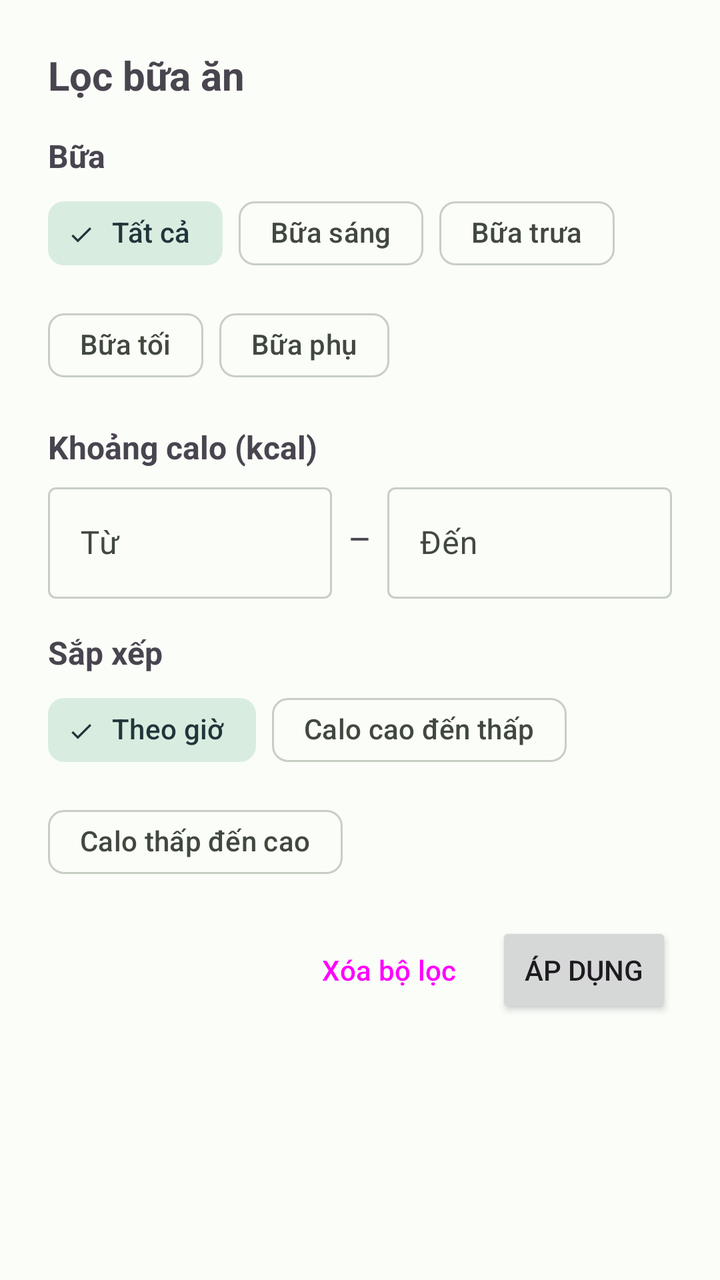
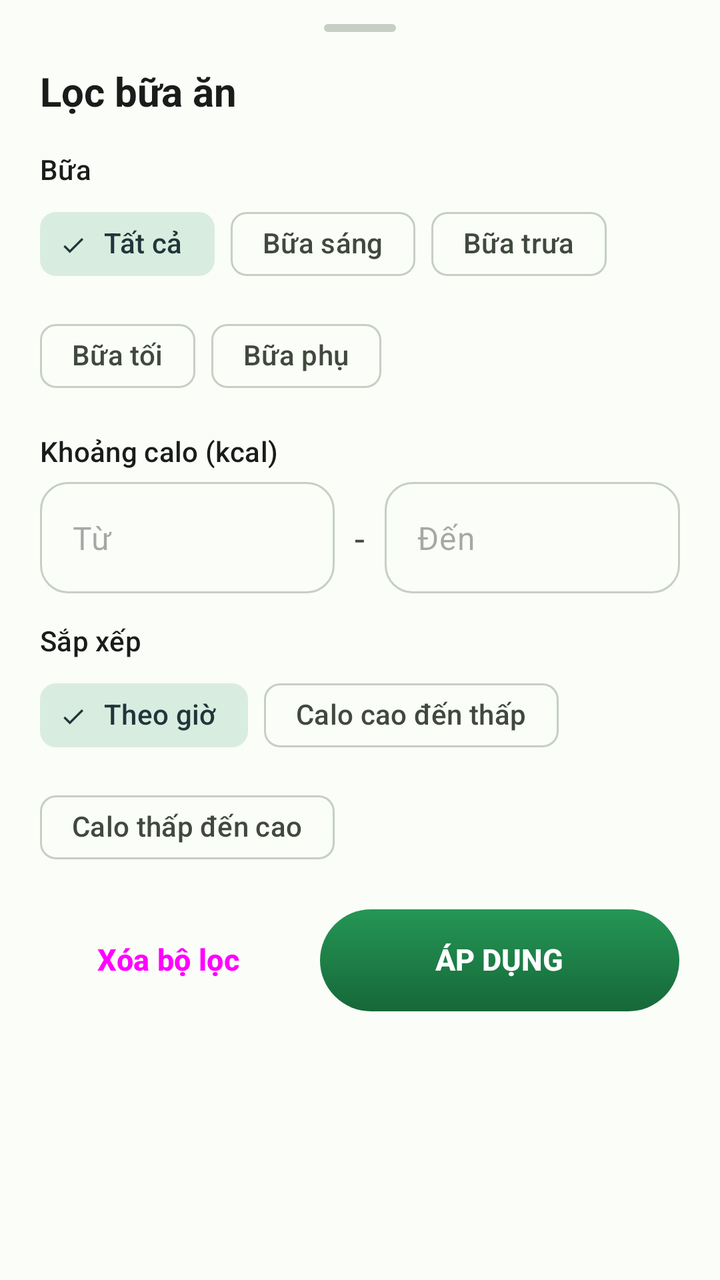

Screens rendered from an Android XML layout before and after an edit, with the pre-edit source and the edit as a unified diff.
<!-- AndroidManifest.xml: application theme Theme.CaloTrack -->
<!-- res/layout/dialog_filter_meals.xml -->
<?xml version="1.0" encoding="utf-8"?>
<androidx.core.widget.NestedScrollView xmlns:android="http://schemas.android.com/apk/res/android"
    xmlns:app="http://schemas.android.com/apk/res-auto"
    android:layout_width="match_parent"
    android:layout_height="wrap_content">

    <LinearLayout
        android:layout_width="match_parent"
        android:layout_height="wrap_content"
        android:orientation="vertical"
        android:padding="24dp">

        <TextView
            android:layout_width="wrap_content"
            android:layout_height="wrap_content"
            android:text="@string/filter_meals"
            android:textSize="20sp"
            android:textStyle="bold" />

        <TextView
            android:layout_width="wrap_content"
            android:layout_height="wrap_content"
            android:layout_marginTop="16dp"
            android:text="@string/filter_meal_type"
            android:textSize="16sp"
            android:textStyle="bold" />

        <com.google.android.material.chip.ChipGroup
            android:id="@+id/chip_meal_filter"
            android:layout_width="match_parent"
            android:layout_height="wrap_content"
            android:layout_marginTop="4dp"
            app:singleSelection="true">

            <com.google.android.material.chip.Chip
                android:id="@+id/chip_mf_all"
                style="@style/Widget.Material3.Chip.Filter"
                android:layout_width="wrap_content"
                android:layout_height="wrap_content"
                android:checkable="true"
                android:checked="true"
                android:text="@string/filter_all" />

            <com.google.android.material.chip.Chip
                android:id="@+id/chip_mf_breakfast"
                style="@style/Widget.Material3.Chip.Filter"
                android:layout_width="wrap_content"
                android:layout_height="wrap_content"
                android:checkable="true"
                android:text="@string/meal_breakfast" />

            <com.google.android.material.chip.Chip
                android:id="@+id/chip_mf_lunch"
                style="@style/Widget.Material3.Chip.Filter"
                android:layout_width="wrap_content"
                android:layout_height="wrap_content"
                android:checkable="true"
                android:text="@string/meal_lunch" />

            <com.google.android.material.chip.Chip
                android:id="@+id/chip_mf_dinner"
                style="@style/Widget.Material3.Chip.Filter"
                android:layout_width="wrap_content"
                android:layout_height="wrap_content"
                android:checkable="true"
                android:text="@string/meal_dinner" />

            <com.google.android.material.chip.Chip
                android:id="@+id/chip_mf_snack"
                style="@style/Widget.Material3.Chip.Filter"
                android:layout_width="wrap_content"
                android:layout_height="wrap_content"
                android:checkable="true"
                android:text="@string/meal_snack" />
        </com.google.android.material.chip.ChipGroup>

        <TextView
            android:layout_width="wrap_content"
            android:layout_height="wrap_content"
            android:layout_marginTop="16dp"
            android:text="@string/filter_kcal_range"
            android:textSize="16sp"
            android:textStyle="bold" />

        <LinearLayout
            android:layout_width="match_parent"
            android:layout_height="wrap_content"
            android:layout_marginTop="4dp"
            android:gravity="center_vertical"
            android:orientation="horizontal">

            <com.google.android.material.textfield.TextInputLayout
                android:id="@+id/til_kcal_min"
                android:layout_width="0dp"
                android:layout_height="wrap_content"
                android:layout_weight="1"
                android:hint="@string/kcal_from">

                <com.google.android.material.textfield.TextInputEditText
                    android:id="@+id/et_kcal_min"
                    android:layout_width="match_parent"
                    android:layout_height="wrap_content"
                    android:inputType="numberDecimal" />
            </com.google.android.material.textfield.TextInputLayout>

            <TextView
                android:layout_width="wrap_content"
                android:layout_height="wrap_content"
                android:paddingStart="8dp"
                android:paddingEnd="8dp"
                android:text="–"
                android:textSize="18sp" />

            <com.google.android.material.textfield.TextInputLayout
                android:id="@+id/til_kcal_max"
                android:layout_width="0dp"
                android:layout_height="wrap_content"
                android:layout_weight="1"
                android:hint="@string/kcal_to">

                <com.google.android.material.textfield.TextInputEditText
                    android:id="@+id/et_kcal_max"
                    android:layout_width="match_parent"
                    android:layout_height="wrap_content"
                    android:inputType="numberDecimal" />
            </com.google.android.material.textfield.TextInputLayout>
        </LinearLayout>

        <TextView
            android:layout_width="wrap_content"
            android:layout_height="wrap_content"
            android:layout_marginTop="16dp"
            android:text="@string/filter_sort"
            android:textSize="16sp"
            android:textStyle="bold" />

        <com.google.android.material.chip.ChipGroup
            android:id="@+id/chip_sort"
            android:layout_width="match_parent"
            android:layout_height="wrap_content"
            android:layout_marginTop="4dp"
            app:singleSelection="true">

            <com.google.android.material.chip.Chip
                android:id="@+id/chip_sort_time"
                style="@style/Widget.Material3.Chip.Filter"
                android:layout_width="wrap_content"
                android:layout_height="wrap_content"
                android:checkable="true"
                android:checked="true"
                android:text="@string/sort_time" />

            <com.google.android.material.chip.Chip
                android:id="@+id/chip_sort_desc"
                style="@style/Widget.Material3.Chip.Filter"
                android:layout_width="wrap_content"
                android:layout_height="wrap_content"
                android:checkable="true"
                android:text="@string/sort_cal_desc" />

            <com.google.android.material.chip.Chip
                android:id="@+id/chip_sort_asc"
                style="@style/Widget.Material3.Chip.Filter"
                android:layout_width="wrap_content"
                android:layout_height="wrap_content"
                android:checkable="true"
                android:text="@string/sort_cal_asc" />
        </com.google.android.material.chip.ChipGroup>

        <LinearLayout
            android:layout_width="match_parent"
            android:layout_height="wrap_content"
            android:layout_marginTop="16dp"
            android:gravity="end"
            android:orientation="horizontal">

            <Button
                android:id="@+id/btn_clear_meal_filter"
                style="@style/Widget.Material3.Button.TextButton"
                android:layout_width="wrap_content"
                android:layout_height="wrap_content"
                android:text="@string/clear_filter" />

            <Button
                android:id="@+id/btn_apply_meal_filter"
                android:layout_width="wrap_content"
                android:layout_height="wrap_content"
                android:layout_marginStart="8dp"
                android:text="@string/apply_filter" />
        </LinearLayout>
    </LinearLayout>
</androidx.core.widget.NestedScrollView>
<!-- resources referenced by this layout -->
<resources>
  <string name="apply_filter">Áp dụng</string>
  <string name="clear_filter">Xóa bộ lọc</string>
  <string name="filter_all">Tất cả</string>
  <string name="filter_kcal_range">Khoảng calo (kcal)</string>
  <string name="filter_meal_type">Bữa</string>
  <string name="filter_meals">Lọc bữa ăn</string>
  <string name="filter_sort">Sắp xếp</string>
  <string name="kcal_from">Từ</string>
  <string name="kcal_to">Đến</string>
  <string name="meal_breakfast">Bữa sáng</string>
  <string name="meal_dinner">Bữa tối</string>
  <string name="meal_lunch">Bữa trưa</string>
  <string name="meal_snack">Bữa phụ</string>
  <string name="sort_cal_asc">Calo thấp đến cao</string>
  <string name="sort_cal_desc">Calo cao đến thấp</string>
  <string name="sort_time">Theo giờ</string>
  <color name="proto_primary">#1b7a43</color>
  <color name="proto_on_primary">#ffffff</color>
  <color name="proto_primary_container">#c9f2cf</color>
  <color name="proto_on_primary_container">#05421f</color>
  <color name="proto_secondary_container">#d9ece0</color>
  <color name="proto_on_secondary_container">#21363a</color>
  <color name="proto_surface">#fafdf8</color>
  <color name="proto_on_surface">#191c1a</color>
  <color name="proto_surface_variant">#eef2ea</color>
  <color name="proto_on_surface_variant">#41493f</color>
  <color name="proto_surface_container">#f2f5ef</color>
  <color name="proto_surface_container_high">#e9eee5</color>
  <color name="proto_outline">#c7cfc4</color>
  <color name="proto_outline_variant">#e0e6dc</color>
  <color name="proto_error">#ba1a1a</color>
  <color name="proto_error_container">#ffdad6</color>
  <style name="Widget.CaloTrack.BottomNavigationView" parent="Widget.Material3.BottomNavigationView">
          <item name="itemActiveIndicatorStyle">@style/Widget.CaloTrack.BottomNavActiveIndicator</item>
      </style>
  <style name="Widget.CaloTrack.BottomNavActiveIndicator" parent="Widget.Material3.BottomNavigationView.ActiveIndicator">
          <item name="android:color">?attr/colorSecondaryContainer</item>
      </style>
  <!-- unchanged entries left out for length: 1 -->
</resources>

<!-- the commit's change to res/layout/dialog_filter_meals.xml (unified diff, before → after) -->
@@ -8,22 +8,30 @@
         android:layout_width="match_parent"
         android:layout_height="wrap_content"
         android:orientation="vertical"
-        android:padding="24dp">
+        android:paddingStart="20dp"
+        android:paddingTop="12dp"
+        android:paddingEnd="20dp"
+        android:paddingBottom="20dp">
+
+        <View
+            android:layout_width="36dp"
+            android:layout_height="4dp"
+            android:layout_gravity="center_horizontal"
+            android:background="@drawable/bg_sheet_handle" />
 
         <TextView
             android:layout_width="wrap_content"
             android:layout_height="wrap_content"
+            android:layout_marginTop="16dp"
             android:text="@string/filter_meals"
+            android:textColor="?attr/colorOnSurface"
             android:textSize="20sp"
             android:textStyle="bold" />
 
         <TextView
-            android:layout_width="wrap_content"
-            android:layout_height="wrap_content"
+            style="@style/Widget.CaloTrack.FieldLabel"
             android:layout_marginTop="16dp"
-            android:text="@string/filter_meal_type"
-            android:textSize="16sp"
-            android:textStyle="bold" />
+            android:text="@string/filter_meal_type" />
 
         <com.google.android.material.chip.ChipGroup
             android:id="@+id/chip_meal_filter"
@@ -75,64 +83,76 @@
         </com.google.android.material.chip.ChipGroup>
 
         <TextView
-            android:layout_width="wrap_content"
-            android:layout_height="wrap_content"
-            android:layout_marginTop="16dp"
-            android:text="@string/filter_kcal_range"
-            android:textSize="16sp"
-            android:textStyle="bold" />
+            style="@style/Widget.CaloTrack.FieldLabel"
+            android:layout_marginTop="14dp"
+            android:text="@string/filter_kcal_range" />
 
         <LinearLayout
             android:layout_width="match_parent"
             android:layout_height="wrap_content"
-            android:layout_marginTop="4dp"
+            android:layout_marginTop="6dp"
+            android:baselineAligned="false"
             android:gravity="center_vertical"
             android:orientation="horizontal">
 
             <com.google.android.material.textfield.TextInputLayout
                 android:id="@+id/til_kcal_min"
+                style="@style/Widget.Material3.TextInputLayout.OutlinedBox"
                 android:layout_width="0dp"
                 android:layout_height="wrap_content"
                 android:layout_weight="1"
-                android:hint="@string/kcal_from">
+                app:boxCornerRadiusBottomEnd="14dp"
+                app:boxCornerRadiusBottomStart="14dp"
+                app:boxCornerRadiusTopEnd="14dp"
+                app:boxCornerRadiusTopStart="14dp"
+                app:hintEnabled="false">
 
                 <com.google.android.material.textfield.TextInputEditText
                     android:id="@+id/et_kcal_min"
                     android:layout_width="match_parent"
                     android:layout_height="wrap_content"
-                    android:inputType="numberDecimal" />
+                    android:fontFeatureSettings="tnum"
+                    android:hint="@string/kcal_from"
+                    android:inputType="numberDecimal"
+                    android:maxLines="1" />
             </com.google.android.material.textfield.TextInputLayout>
 
             <TextView
                 android:layout_width="wrap_content"
                 android:layout_height="wrap_content"
-                android:paddingStart="8dp"
-                android:paddingEnd="8dp"
-                android:text="–"
+                android:paddingStart="10dp"
+                android:paddingEnd="10dp"
+                android:text="-"
+                android:textColor="?attr/colorOnSurfaceVariant"
                 android:textSize="18sp" />
 
             <com.google.android.material.textfield.TextInputLayout
                 android:id="@+id/til_kcal_max"
+                style="@style/Widget.Material3.TextInputLayout.OutlinedBox"
                 android:layout_width="0dp"
                 android:layout_height="wrap_content"
                 android:layout_weight="1"
-                android:hint="@string/kcal_to">
+                app:boxCornerRadiusBottomEnd="14dp"
+                app:boxCornerRadiusBottomStart="14dp"
+                app:boxCornerRadiusTopEnd="14dp"
+                app:boxCornerRadiusTopStart="14dp"
+                app:hintEnabled="false">
 
                 <com.google.android.material.textfield.TextInputEditText
                     android:id="@+id/et_kcal_max"
                     android:layout_width="match_parent"
                     android:layout_height="wrap_content"
-                    android:inputType="numberDecimal" />
+                    android:fontFeatureSettings="tnum"
+                    android:hint="@string/kcal_to"
+                    android:inputType="numberDecimal"
+                    android:maxLines="1" />
             </com.google.android.material.textfield.TextInputLayout>
         </LinearLayout>
 
         <TextView
-            android:layout_width="wrap_content"
-            android:layout_height="wrap_content"
-            android:layout_marginTop="16dp"
-            android:text="@string/filter_sort"
-            android:textSize="16sp"
-            android:textStyle="bold" />
+            style="@style/Widget.CaloTrack.FieldLabel"
+            android:layout_marginTop="14dp"
+            android:text="@string/filter_sort" />
 
         <com.google.android.material.chip.ChipGroup
             android:id="@+id/chip_sort"
@@ -171,22 +191,31 @@
             android:layout_width="match_parent"
             android:layout_height="wrap_content"
             android:layout_marginTop="16dp"
-            android:gravity="end"
             android:orientation="horizontal">
 
             <Button
                 android:id="@+id/btn_clear_meal_filter"
                 style="@style/Widget.Material3.Button.TextButton"
-                android:layout_width="wrap_content"
-                android:layout_height="wrap_content"
-                android:text="@string/clear_filter" />
+                android:layout_width="0dp"
+                android:layout_height="52dp"
+                android:layout_weight="1"
+                android:text="@string/clear_filter"
+                android:textSize="15sp"
+                android:textStyle="bold" />
 
             <Button
                 android:id="@+id/btn_apply_meal_filter"
-                android:layout_width="wrap_content"
-                android:layout_height="wrap_content"
-                android:layout_marginStart="8dp"
-                android:text="@string/apply_filter" />
+                android:layout_width="0dp"
+                android:layout_height="52dp"
+                android:layout_marginStart="12dp"
+                android:layout_weight="1.4"
+                android:background="@drawable/bg_btn_primary_softtech"
+                android:stateListAnimator="@animator/uiverse_press_scale"
+                android:text="@string/apply_filter"
+                android:textColor="?attr/colorOnPrimary"
+                android:textSize="15sp"
+                android:textStyle="bold"
+                app:backgroundTint="@null" />
         </LinearLayout>
     </LinearLayout>
 </androidx.core.widget.NestedScrollView>
<!-- resource entries referenced after the edit -->
@@ -1,5 +1,32 @@
 <!-- resources referenced by this layout -->
 <resources>
+  <!-- drawable bg_btn_primary_softtech (drawable) -->
+  <?xml version="1.0" encoding="utf-8"?>
+  <layer-list xmlns:android="http://schemas.android.com/apk/res/android">
+      <item>
+          <shape android:shape="rectangle">
+              <solid android:color="@color/btn_primary_rim" />
+              <corners android:radius="26dp" />
+          </shape>
+      </item>
+      <item android:top="1.2dp">
+          <shape android:shape="rectangle">
+              <gradient
+                  android:angle="270"
+                  android:endColor="@color/btn_primary_bottom"
+                  android:startColor="@color/btn_primary_top"
+                  android:type="linear" />
+              <corners android:radius="26dp" />
+          </shape>
+      </item>
+  </layer-list>
+  <!-- drawable bg_sheet_handle (drawable) -->
+  <?xml version="1.0" encoding="utf-8"?>
+  <shape xmlns:android="http://schemas.android.com/apk/res/android"
+      android:shape="rectangle">
+      <corners android:radius="2dp" />
+      <solid android:color="?attr/colorOutline" />
+  </shape>
   <string name="apply_filter">Áp dụng</string>
   <string name="clear_filter">Xóa bộ lọc</string>
   <string name="filter_all">Tất cả</string>
@@ -16,6 +43,15 @@
   <string name="sort_cal_asc">Calo thấp đến cao</string>
   <string name="sort_cal_desc">Calo cao đến thấp</string>
   <string name="sort_time">Theo giờ</string>
+  <style name="Widget.CaloTrack.FieldLabel" parent="">
+          <item name="android:layout_width">wrap_content</item>
+          <item name="android:layout_height">wrap_content</item>
+          <item name="android:textAppearance">?attr/textAppearanceLabelLarge</item>
+          <item name="android:textColor">?attr/colorOnSurface</item>
+      </style>
+  <color name="btn_primary_rim">#59FFFFFF</color>
+  <color name="btn_primary_bottom">#166838</color>
+  <color name="btn_primary_top">#259655</color>
   <color name="proto_primary">#1b7a43</color>
   <color name="proto_on_primary">#ffffff</color>
   <color name="proto_primary_container">#c9f2cf</color>
